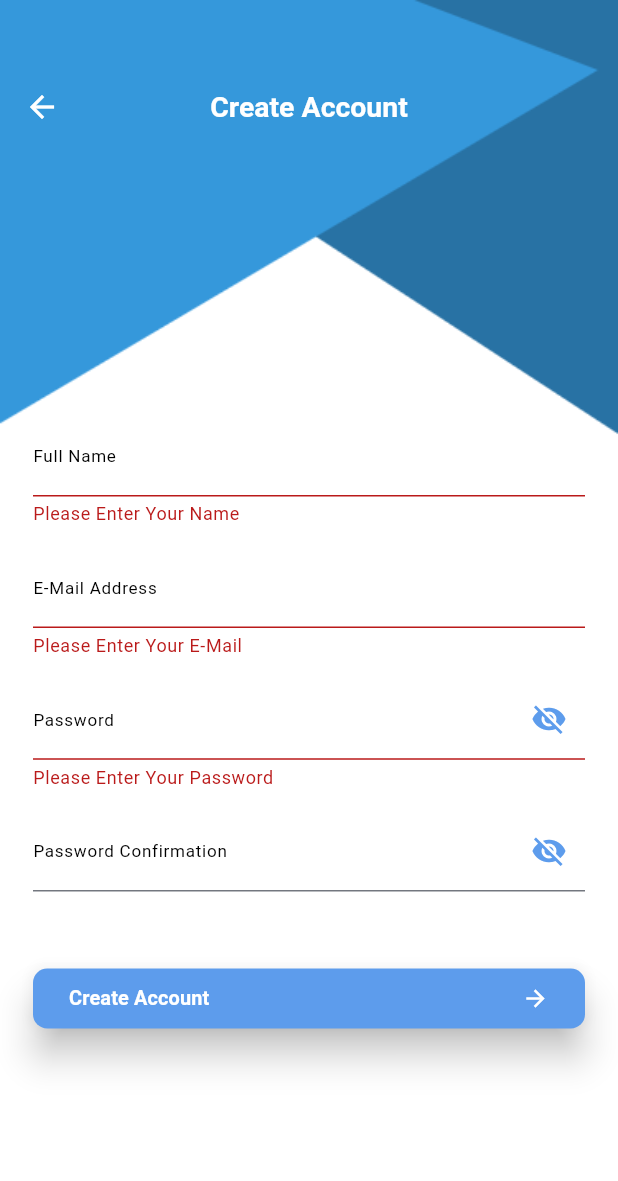
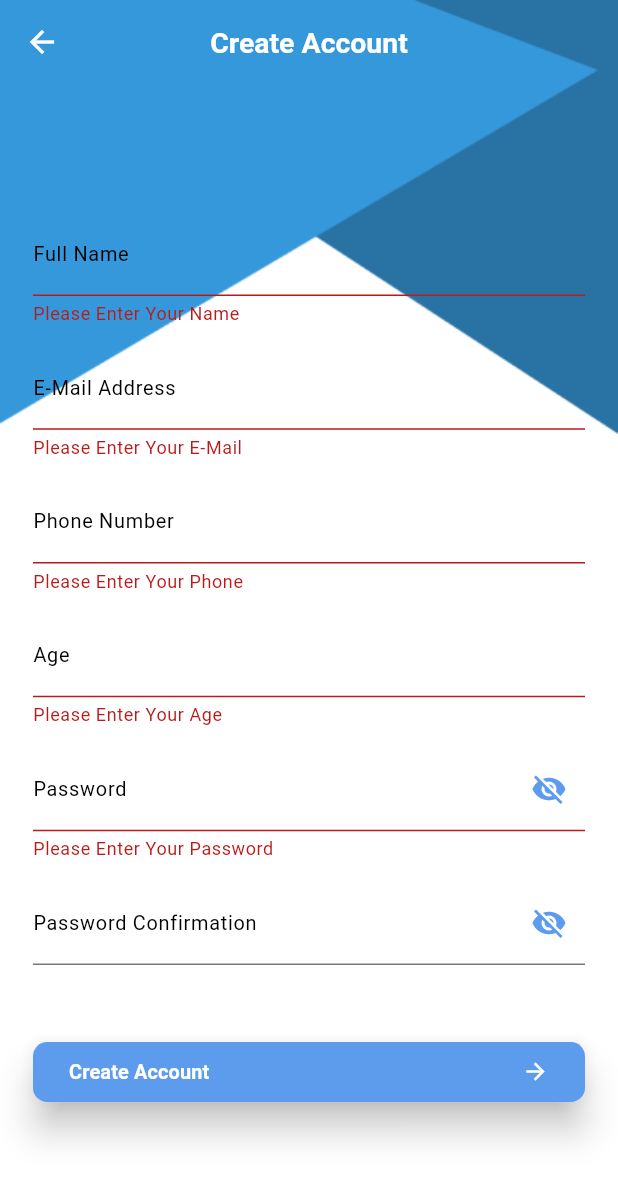
Before and after one commit to Mohamed2852002/todo_app, a Flutter app: the RegisterScreen screen opened directly, after a tap on "Create Account", on a phone screen of 412 x 824 dp. Shown: the top 1181 px of the screen. Run offline on Flutter 3.47's test engine with Material 3 defaults, Android fonts, the phone set to English and light mode, and no system bars; our stand-ins replace cloud_firestore, firebase_auth, firebase_core, flutter_screenutil; accounts and stored records are empty.

Commit message:
firestore init

```diff
--- /dev/null
+++ b/lib/firestore/models/user.dart
@@ -0,0 +1,34 @@
+class User {
+  static const String collectionName = 'Users';
+  final String? fullName;
+  final String? email;
+  final String? id;
+  final String? phone;
+  final int? age;
+  User({
+    this.fullName,
+    this.email,
+    this.id,
+    this.phone,
+    this.age,
+  });
+
+  Map<String, dynamic> toFirestore() {
+    return {
+      'FullName': fullName,
+      'Email': email,
+      'Id': id,
+      'Phone': phone,
+      'Age': age,
+    };
+  }
+
+  factory User.fromFirestore(Map<String, dynamic>? data) {
+    return User(
+        fullName: data?['FullName'],
+        email: data?['Email'],
+        id: data?['Id'],
+        phone: data?['Phone'],
+        age: data?['Age']);
+  }
+}
--- a/lib/style/app_themes.dart
+++ b/lib/style/app_themes.dart
@@ -18,13 +18,11 @@ class AppThemes {
     inputDecorationTheme: InputDecorationTheme(
       labelStyle: TextStyle(
         color: Colors.black,
-        fontSize: 12.sp,
+        fontSize: 14.sp,
       ),
     ),
     scaffoldBackgroundColor: AppColors.backgroundLightColor,
     appBarTheme: AppBarTheme(
-      titleSpacing: 50.w,
-      toolbarHeight: 150.h,
       titleTextStyle: TextStyle(
         fontSize: 22.sp,
         fontWeight: FontWeight.w700,
--- a/lib/style/reusable_components/custom_text_field.dart
+++ b/lib/style/reusable_components/custom_text_field.dart
@@ -8,13 +8,16 @@ class CustomTextField extends StatefulWidget {
     required this.label,
     required this.keyboardType,
     this.isPassword = false,
-    required this.validator, required this.controller,
+    this.maxLength,
+    required this.validator,
+    required this.controller,
   });
   final String label;
   final TextInputType keyboardType;
   bool isPassword;
   final String? Function(String?) validator;
   final TextEditingController controller;
+  final int? maxLength;
 
   @override
   State<CustomTextField> createState() => _CustomTextFieldState();
@@ -24,6 +27,7 @@ class _CustomTextFieldState extends State<CustomTextField> {
   @override
   Widget build(BuildContext context) {
     return TextFormField(
+      maxLength: widget.maxLength,
       controller: widget.controller,
       validator: widget.validator,
       obscureText: widget.isPassword,
@@ -33,6 +37,7 @@ class _CustomTextFieldState extends State<CustomTextField> {
         fontSize: 18.sp,
       ),
       decoration: InputDecoration(
+        counterText: '',
         suffixIcon: widget.keyboardType == TextInputType.visiblePassword
             ? IconButton(
                 onPressed: () {
--- a/lib/todo_app.dart
+++ b/lib/todo_app.dart
@@ -1,7 +1,6 @@
 import 'package:flutter/material.dart';
 import 'package:flutter_screenutil/flutter_screenutil.dart';
 import 'package:todo_app/style/app_themes.dart';
-import 'package:todo_app/ui/home/home_screen.dart';
 import 'package:todo_app/ui/login/login_screen.dart';
 
 class ToDoApp extends StatelessWidget {
@@ -16,7 +15,7 @@ class ToDoApp extends StatelessWidget {
       builder: (context, child) => MaterialApp(
         theme: AppThemes.lightTheme,
         debugShowCheckedModeBanner: false,
-        home: const HomeScreen(),
+        home: LoginScreen(),
       ),
     );
   }
--- a/lib/ui/register/register_screen.dart
+++ b/lib/ui/register/register_screen.dart
@@ -1,16 +1,25 @@
+// ignore_for_file: use_build_context_synchronously
+
 import 'package:firebase_auth/firebase_auth.dart';
 import 'package:flutter/material.dart';
 import 'package:flutter_screenutil/flutter_screenutil.dart';
+import 'package:todo_app/firestore/firestore_handler.dart';
+import 'package:todo_app/firestore/models/user.dart' as myuser;
 import 'package:todo_app/style/constants.dart';
 import 'package:todo_app/style/firebase_auth_codes.dart';
 import 'package:todo_app/style/reusable_components/custom_button.dart';
+import 'package:todo_app/style/reusable_components/custom_loading_dialog.dart';
+import 'package:todo_app/style/reusable_components/custom_message_dialog.dart';
 import 'package:todo_app/style/reusable_components/custom_text_field.dart';
+import 'package:todo_app/ui/home/home_screen.dart';
 
 class RegisterScreen extends StatelessWidget {
   RegisterScreen({super.key});
   final TextEditingController nameController = TextEditingController();
   final TextEditingController emailController = TextEditingController();
   final TextEditingController passwordController = TextEditingController();
+  final TextEditingController phoneController = TextEditingController();
+  final TextEditingController ageController = TextEditingController();
   final TextEditingController passwordConfirmController =
       TextEditingController();
   final GlobalKey<FormState> formKey = GlobalKey<FormState>();
@@ -75,6 +84,32 @@ class RegisterScreen extends StatelessWidget {
                     ),
                     SizedBox(height: 14.h),
                     CustomTextField(
+                      keyboardType: TextInputType.phone,
+                      label: 'Phone Number',
+                      maxLength: 11,
+                      validator: (value) {
+                        if (value == null || value.isEmpty) {
+                          return 'Please Enter Your Phone';
+                        }
+                        return null;
+                      },
+                      controller: phoneController,
+                    ),
+                    SizedBox(height: 14.h),
+                    CustomTextField(
+                      keyboardType: TextInputType.number,
+                      label: 'Age',
+                      maxLength: 2,
+                      validator: (value) {
+                        if (value == null || value.isEmpty) {
+                          return 'Please Enter Your Age';
+                        }
+                        return null;
+                      },
+                      controller: ageController,
+                    ),
+                    SizedBox(height: 14.h),
+                    CustomTextField(
                       isPassword: true,
                       keyboardType: TextInputType.visiblePassword,
                       label: 'Password',
@@ -106,7 +141,7 @@ class RegisterScreen extends StatelessWidget {
                     CustomButton(
                       text: 'Create Account',
                       onClick: () {
-                        createAccount();
+                        createAccount(context);
                       },
                     ),
                   ],
@@ -119,22 +154,54 @@ class RegisterScreen extends StatelessWidget {
     );
   }
 
-  createAccount() async {
+  createAccount(BuildContext context) async {
     if (formKey.currentState?.validate() == true) {
       try {
+        showDialog(
+            context: context,
+            builder: (context) => const CustomLoadingDialog());
         final credential =
             await FirebaseAuth.instance.createUserWithEmailAndPassword(
           email: emailController.text.trim(),
           password: passwordController.text,
         );
+        await FirestoreHandler.createUser(
+          myuser.User(
+            fullName: nameController.text,
+            email: emailController.text,
+            id: credential.user?.uid,
+            phone: phoneController.text,
+            age: int.parse(ageController.text),
+          ),
+        );
+        Navigator.pop(context);
+        Navigator.pushAndRemoveUntil(
+          context,
+          MaterialPageRoute(
+            builder: (context) => const HomeScreen(),
+          ),
+          (route) => false,
+        );
       } on FirebaseAuthException catch (e) {
         if (e.code == FirebaseAuthCodes.weakPassword) {
-          print('The password provided is too weak.');
+          Navigator.pop(context);
+          showDialog(
+              context: context,
+              builder: (context) => const CustomMessageDialog(
+                  message: 'The password provided is too weak.'));
         } else if (e.code == FirebaseAuthCodes.existEmail) {
-          print('The account already exists for that email.');
+          Navigator.pop(context);
+          showDialog(
+              context: context,
+              builder: (context) => const CustomMessageDialog(
+                  message: 'The account already exists for that email.'));
         }
       } catch (e) {
-        print(e);
+        Navigator.pop(context);
+        showDialog(
+            context: context,
+            builder: (context) => CustomMessageDialog(
+                message: 'An unexpected error occurred: $e'));
       }
     }
   }
--- a/pubspec.yaml
+++ b/pubspec.yaml
@@ -38,6 +38,7 @@ dependencies:
   flutter_screenutil: ^5.9.3
   firebase_core: ^3.6.0
   firebase_auth: ^5.3.1
+  cloud_firestore: ^5.4.4
 
 dev_dependencies:
   flutter_test:
```
Also changed, not shown: lib/firestore/firestore_handler.dart (added, +30 -0 lines), lib/style/reusable_components/custom_loading_dialog.dart (added, +19 -0 lines), lib/style/reusable_components/custom_message_dialog.dart (added, +29 -0 lines), lib/ui/home/home_screen.dart (+21 -0 lines), lib/ui/home/screens/settings_screen/settings_screen.dart (added, +12 -0 lines), lib/ui/home/screens/tasks_screen/tasks_screen.dart (added, +12 -0 lines), lib/ui/login/login_screen.dart (+35 -7 lines), pubspec.lock, 3 other files.
